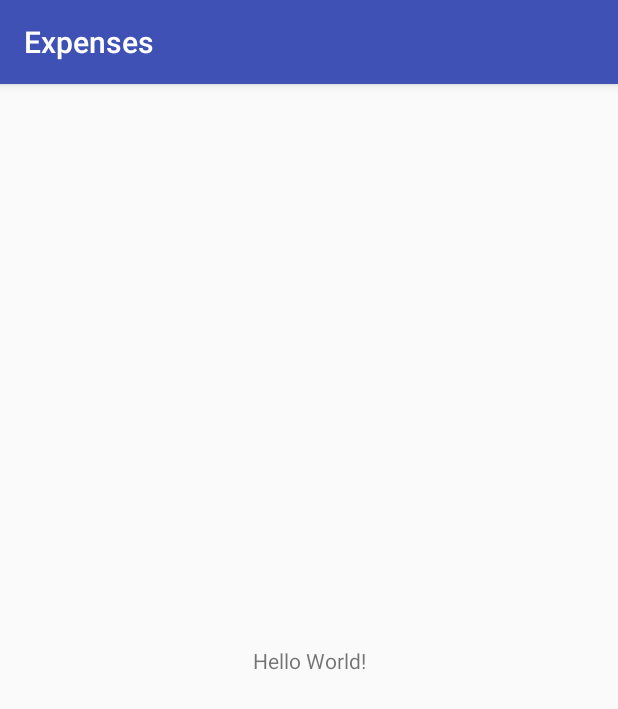
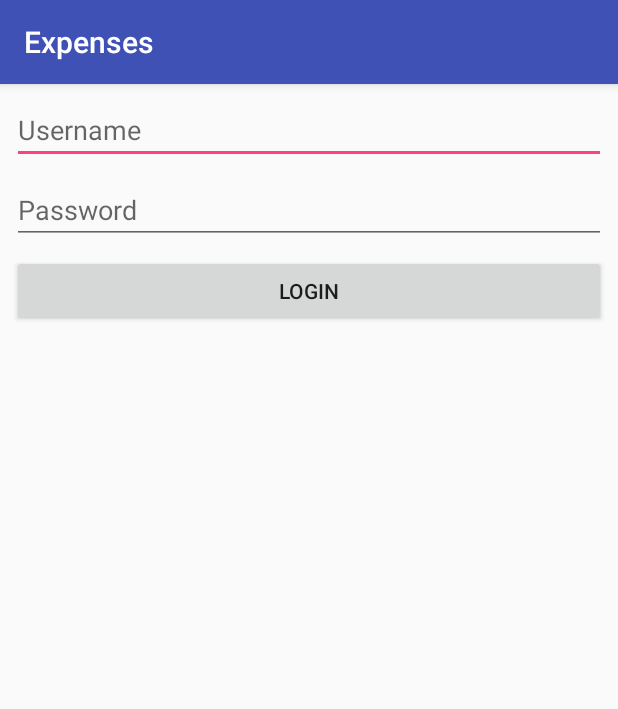
Before and after one commit to h4k1m0u/accounting-android, an Android app: the screen it shows after launch (MainActivity), on a phone screen of 412 x 824 dp. Shown: the top 709 px of the screen. Run offline under Robolectric (Android 15) with nearby library versions, the phone set to English and light mode, and no system bars.

Commit message:
Get token using a post request with retrofit

```diff
--- a/app/build.gradle
+++ b/app/build.gradle
@@ -31,4 +31,5 @@ dependencies {
     // Retrofit: a library to parse json
     compile 'com.squareup.retrofit2:retrofit:2.3.0'
     compile 'com.squareup.retrofit2:converter-gson:2.3.0'
+    compile 'com.squareup.okhttp3:logging-interceptor:3.8.1'
 }
--- a/app/src/main/java/me/bookquotes/expenses/Expense.java
+++ b/app/src/main/java/me/bookquotes/expenses/Expense.java
@@ -3,7 +3,7 @@ package me.bookquotes.expenses;
 import com.google.gson.annotations.SerializedName;
 
 /**
- * User model class.
+ * Expense model class.
  */
 
 public class Expense {
--- a/app/src/main/java/me/bookquotes/expenses/MainActivity.java
+++ b/app/src/main/java/me/bookquotes/expenses/MainActivity.java
@@ -3,11 +3,12 @@ package me.bookquotes.expenses;
 import android.os.Bundle;
 import android.support.v7.app.AppCompatActivity;
 import android.util.Log;
+import android.view.View;
+import android.widget.Button;
+import android.widget.EditText;
 
-import java.util.List;
-
-import okhttp3.Credentials;
 import okhttp3.OkHttpClient;
+import okhttp3.logging.HttpLoggingInterceptor;
 import retrofit2.Call;
 import retrofit2.Callback;
 import retrofit2.Response;
@@ -21,6 +22,9 @@ import retrofit2.converter.gson.GsonConverterFactory;
  */
 
 public class MainActivity extends AppCompatActivity {
+    private EditText inputUsername;
+    private EditText inputPassword;
+    private Button btnLogin;
 
     @Override
     protected void onCreate(Bundle savedInstanceState) {
@@ -28,33 +32,50 @@ public class MainActivity extends AppCompatActivity {
         super.onCreate(savedInstanceState);
         setContentView(R.layout.activity_main);
 
-        // initialize http client with token
-        String token = Credentials.basic("hakim", "L57f841C");
-        AuthenticationInterceptor interceptor = new AuthenticationInterceptor(token);
+        // button click listener
+        inputUsername = (EditText) findViewById(R.id.username);
+        inputPassword = (EditText) findViewById(R.id.password);
+        btnLogin = (Button) findViewById(R.id.login);
+        btnLogin.setOnClickListener(new View.OnClickListener() {
+            public void onClick(View v) {
+                // get username and password
+                String username = inputUsername.getText().toString().trim();
+                String password = inputPassword.getText().toString().trim();
+
+                // logging interceptor to print requests (change to BODY for more detail)
+                HttpLoggingInterceptor logging = new HttpLoggingInterceptor();
+                logging.setLevel(HttpLoggingInterceptor.Level.BODY);
                 OkHttpClient.Builder httpClient = new OkHttpClient.Builder();
-        httpClient.addInterceptor(interceptor);
+                httpClient.addInterceptor(logging);
 
                 // initialize the json parser with retrofit
                 Retrofit retrofit = new Retrofit.Builder()
-                .baseUrl("http://accounting.bookquotes.me")
+                        .baseUrl("http://accounting.bookquotes.me/")
                         .addConverterFactory(GsonConverterFactory.create())
                         .client(httpClient.build())
                         .build();
-        ExpensesAPI api = retrofit.create(ExpensesAPI.class);
+                TokenAPI api = retrofit.create(TokenAPI.class);
 
-        // basic authentication
-        Call<List<Expense>> call = api.getExpenses();
-        call.enqueue(new Callback<List<Expense>>() {
+                // token authentication
+                Call<Token> call = api.getToken(username, password);
+                call.enqueue(new Callback<Token>() {
                     @Override
-            public void onResponse(Call<List<Expense>> call, Response<List<Expense>> response) {
-                // TODO: show a toast for unauthorized (change token to test)
-                Log.d("ExpensesResponse", response.message());
+                    public void onResponse(Call<Token> call, Response<Token> response) {
+                        if (response.code() == 200) {
+                            // get token
+                            Token token = response.body();
+                            Log.d("Success", token.getToken());
+                        } else {
+                            Log.d("Error", response.message());
+                        }
                     }
 
                     @Override
-            public void onFailure(Call<List<Expense>> call, Throwable t) {
+                    public void onFailure(Call<Token> call, Throwable t) {
                         String message = t.getMessage();
-                Log.d("ExpensesError", message);
+                        Log.d("Error", message);
+                    }
+                });
             }
         });
     }
--- /dev/null
+++ b/app/src/main/java/me/bookquotes/expenses/Token.java
@@ -0,0 +1,16 @@
+package me.bookquotes.expenses;
+
+import com.google.gson.annotations.SerializedName;
+
+/**
+ * Token model class.
+ */
+
+public class Token {
+    @SerializedName("token")
+    private String token;
+
+    public String getToken() {
+        return token;
+    }
+}
--- /dev/null
+++ b/app/src/main/java/me/bookquotes/expenses/TokenAPI.java
@@ -0,0 +1,16 @@
+package me.bookquotes.expenses;
+
+import retrofit2.Call;
+import retrofit2.http.Field;
+import retrofit2.http.FormUrlEncoded;
+import retrofit2.http.POST;
+
+/**
+ * Retrofit API interface (to get token to authenticate user).
+ */
+
+public interface TokenAPI {
+    @FormUrlEncoded
+    @POST("token/")
+    Call<Token> getToken(@Field("username") String username, @Field("password") String password);
+}
--- a/app/src/main/res/layout/activity_main.xml
+++ b/app/src/main/res/layout/activity_main.xml
@@ -6,13 +6,46 @@
     android:layout_height="match_parent"
     tools:context="me.bookquotes.expenses.MainActivity">
 
-    <TextView
-        android:layout_width="wrap_content"
+
+    <EditText
+        android:id="@+id/username"
+        android:layout_width="0dp"
         android:layout_height="wrap_content"
-        android:text="Hello World!"
-        app:layout_constraintBottom_toBottomOf="parent"
+        android:layout_marginLeft="8dp"
+        android:layout_marginRight="8dp"
+        android:layout_marginTop="8dp"
+        android:hint="Username"
+        android:inputType="textPersonName"
+        app:layout_constraintHorizontal_bias="0.0"
         app:layout_constraintLeft_toLeftOf="parent"
         app:layout_constraintRight_toRightOf="parent"
         app:layout_constraintTop_toTopOf="parent" />
 
+    <EditText
+        android:id="@+id/password"
+        android:layout_width="0dp"
+        android:layout_height="wrap_content"
+        android:layout_marginLeft="8dp"
+        android:layout_marginRight="8dp"
+        android:layout_marginTop="8dp"
+        android:hint="Password"
+        android:inputType="textPassword"
+        app:layout_constraintHorizontal_bias="0.0"
+        app:layout_constraintLeft_toLeftOf="parent"
+        app:layout_constraintRight_toRightOf="parent"
+        app:layout_constraintTop_toBottomOf="@+id/username" />
+
+    <Button
+        android:id="@+id/login"
+        android:layout_width="0dp"
+        android:layout_height="wrap_content"
+        android:layout_marginLeft="8dp"
+        android:layout_marginRight="8dp"
+        android:layout_marginTop="7dp"
+        android:text="Login"
+        app:layout_constraintLeft_toLeftOf="parent"
+        app:layout_constraintRight_toRightOf="parent"
+        app:layout_constraintTop_toBottomOf="@+id/password"
+        app:layout_constraintHorizontal_bias="0.0" />
+
 </android.support.constraint.ConstraintLayout>
```
Lines whose indentation alone changed are shown as unchanged.
